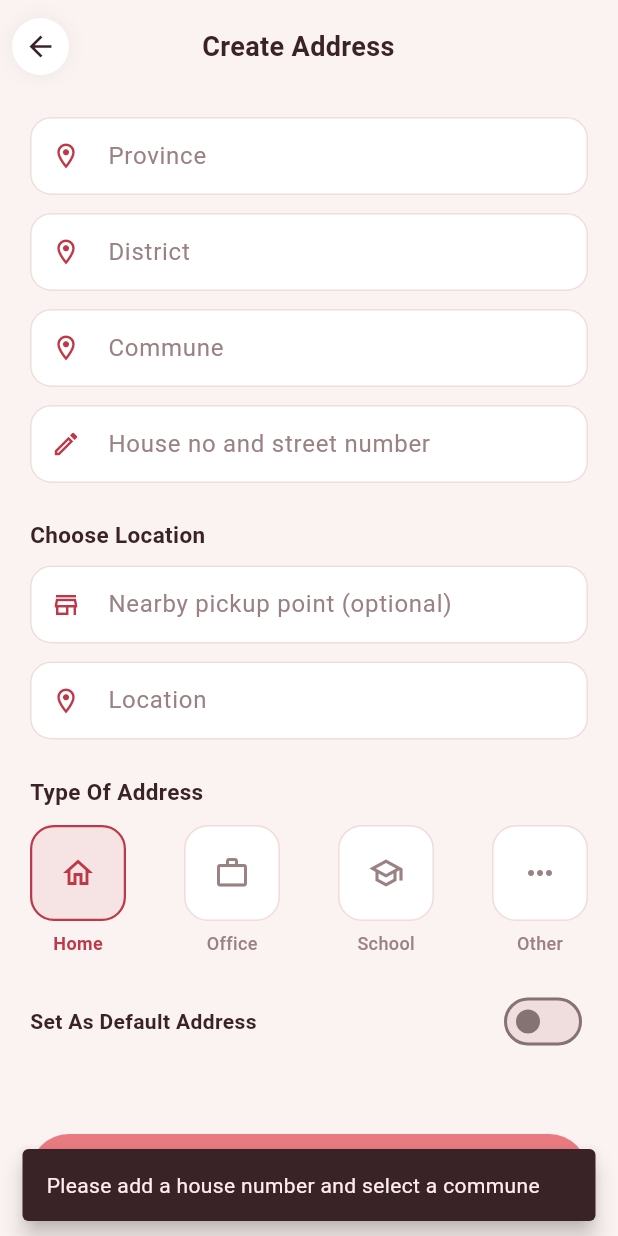
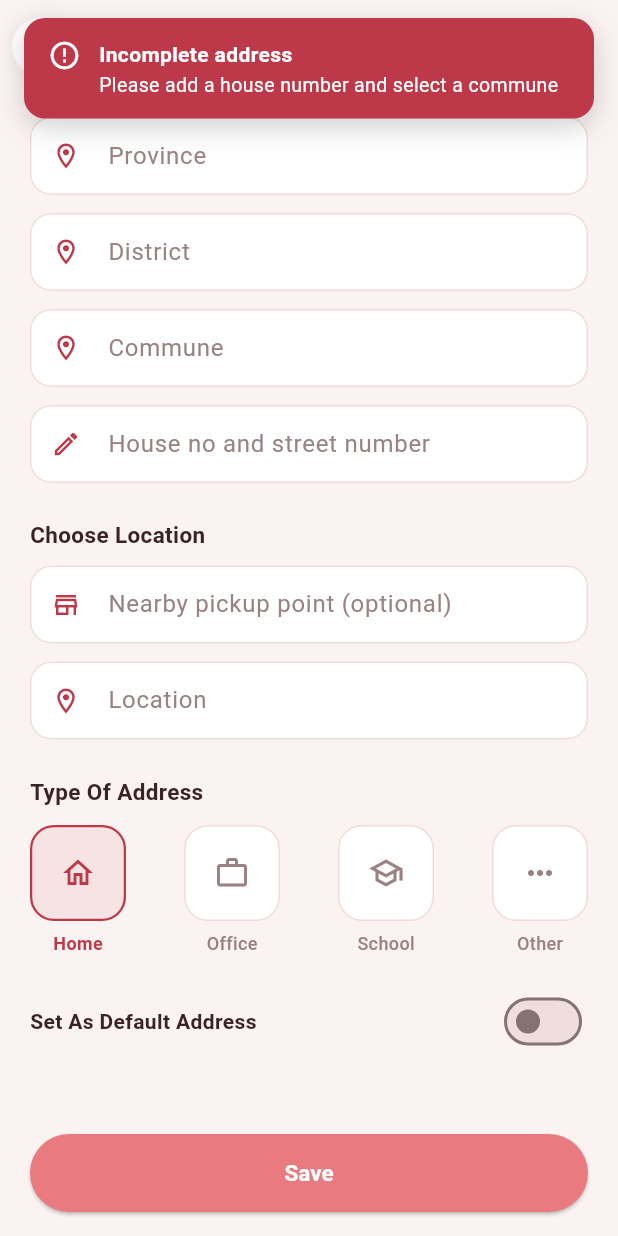
Before and after one commit to seyhachhorn-dev/skincare-mobile-app, a Flutter app: the AddressScreen screen opened directly, after a tap on "Save", on a phone screen of 412 x 824 dp. Run offline on Flutter 3.47's test engine with Material 3 defaults, Android fonts, the light colour scheme and no system bars; our stand-ins replace flutter_svg, image_picker, shared_preferences; accounts and stored records are empty.

Commit message:
fix: dialog alert

```diff
--- a/lib/screens/address_screen.dart
+++ b/lib/screens/address_screen.dart
@@ -1,6 +1,7 @@
 import 'package:flutter/material.dart';
 import 'package:skincare_app/constant/app_colors.dart';
 import 'package:skincare_app/constant/app_string.dart';
+import 'package:skincare_app/widgets/app_snackbar.dart';
 
 /// Full address form — province/district/commune, house number, nearby
 /// pickup point, address type, and default toggle. All location fields
@@ -50,13 +51,7 @@ class _AddressScreenState extends State<AddressScreen> {
 
   void _save() {
     if (_houseNoController.text.trim().isEmpty || _communeController.text.trim().isEmpty) {
-      ScaffoldMessenger.of(context).showSnackBar(
-        const SnackBar(
-          content: Text(AppString.incompleteAddress),
-          behavior: SnackBarBehavior.floating,
-          backgroundColor: AppColors.textDark,
-        ),
-      );
+      AppSnackBar.error(context, title: 'Incomplete address', message: AppString.incompleteAddress);
       return;
     }
 
--- /dev/null
+++ b/lib/widgets/app_snackbar.dart
@@ -0,0 +1,167 @@
+import 'dart:async';
+
+import 'package:flutter/material.dart';
+import 'package:skincare_app/constant/app_colors.dart';
+
+enum SnackType { error, success, info }
+
+/// Single place for every in-app notification (login/register feedback,
+/// add-to-bag, copy-to-clipboard, etc). Floats a rounded, icon + title +
+/// message card down from the top of the screen — matching the reference
+/// design — then auto-dismisses.
+///
+/// Built on Overlay/OverlayEntry rather than ScaffoldMessenger.showSnackBar
+/// (bottom-only, no "top" mode) or showMaterialBanner (top, but edge-to-edge
+/// and non-floating) since neither can produce this look. Inserted into the
+/// *root* overlay, so it survives a Navigator.pop() called right after
+/// showing it (several call sites do exactly that).
+class AppSnackBar {
+  AppSnackBar._();
+
+  static OverlayEntry? _entry;
+  static Timer? _timer;
+
+  static void show(
+    BuildContext context, {
+    required String title,
+    required String message,
+    SnackType type = SnackType.info,
+  }) {
+    _dismiss();
+
+    final overlay = Overlay.of(context, rootOverlay: true);
+    final entry = OverlayEntry(
+      builder: (context) => _TopBanner(
+        title: title,
+        message: message,
+        type: type,
+        onDismiss: _dismiss,
+      ),
+    );
+
+    _entry = entry;
+    overlay.insert(entry);
+    _timer = Timer(const Duration(seconds: 3), _dismiss);
+  }
+
+  static void _dismiss() {
+    _timer?.cancel();
+    _timer = null;
+    _entry?.remove();
+    _entry = null;
+  }
+
+  static void error(BuildContext context, {String title = 'Something went wrong', required String message}) {
+    show(context, title: title, message: message, type: SnackType.error);
+  }
+
+  static void success(BuildContext context, {String title = 'Success', required String message}) {
+    show(context, title: title, message: message, type: SnackType.success);
+  }
+
+  static void info(BuildContext context, {String title = 'Notice', required String message}) {
+    show(context, title: title, message: message, type: SnackType.info);
+  }
+}
+
+class _TopBanner extends StatefulWidget {
+  final String title;
+  final String message;
+  final SnackType type;
+  final VoidCallback onDismiss;
+
+  const _TopBanner({
+    required this.title,
+    required this.message,
+    required this.type,
+    required this.onDismiss,
+  });
+
+  @override
+  State<_TopBanner> createState() => _TopBannerState();
+}
+
+class _TopBannerState extends State<_TopBanner> with SingleTickerProviderStateMixin {
+  late final AnimationController _controller = AnimationController(
+    vsync: this,
+    duration: const Duration(milliseconds: 280),
+  );
+  late final Animation<Offset> _slide = Tween(
+    begin: const Offset(0, -1),
+    end: Offset.zero,
+  ).animate(CurvedAnimation(parent: _controller, curve: Curves.easeOutCubic));
+
+  @override
+  void initState() {
+    super.initState();
+    _controller.forward();
+  }
+
+  @override
+  void dispose() {
+    _controller.dispose();
+    super.dispose();
+  }
+
+  @override
+  Widget build(BuildContext context) {
+    final color = switch (widget.type) {
+      SnackType.error => AppColors.error,
+      SnackType.success => AppColors.success,
+      SnackType.info => AppColors.textDark,
+    };
+    final icon = switch (widget.type) {
+      SnackType.error => Icons.error_outline,
+      SnackType.success => Icons.check_circle_outline,
+      SnackType.info => Icons.info_outline,
+    };
+
+    return Positioned(
+      top: MediaQuery.of(context).padding.top + 12,
+      left: 16,
+      right: 16,
+      child: SlideTransition(
+        position: _slide,
+        child: Material(
+          color: Colors.transparent,
+          child: GestureDetector(
+            onTap: widget.onDismiss,
+            child: Container(
+              padding: const EdgeInsets.symmetric(horizontal: 16, vertical: 14),
+              decoration: BoxDecoration(
+                color: color,
+                borderRadius: BorderRadius.circular(14),
+                boxShadow: [
+                  BoxShadow(color: Colors.black.withValues(alpha: 0.18), blurRadius: 16, offset: const Offset(0, 6)),
+                ],
+              ),
+              child: Row(
+                crossAxisAlignment: CrossAxisAlignment.start,
+                children: [
+                  Icon(icon, color: Colors.white, size: 22),
+                  const SizedBox(width: 12),
+                  Expanded(
+                    child: Column(
+                      crossAxisAlignment: CrossAxisAlignment.start,
+                      children: [
+                        Text(
+                          widget.title,
+                          style: const TextStyle(color: Colors.white, fontWeight: FontWeight.w700, fontSize: 14),
+                        ),
+                        const SizedBox(height: 2),
+                        Text(
+                          widget.message,
+                          style: const TextStyle(color: Colors.white, fontSize: 13, height: 1.3),
+                        ),
+                      ],
+                    ),
+                  ),
+                ],
+              ),
+            ),
+          ),
+        ),
+      ),
+    );
+  }
+}
```
Also changed, not shown: lib/constant/api_constants.dart (+7 -0 lines), lib/model/auth_model.dart (+32 -16 lines), lib/screens/edit_profile_screen.dart (+5 -6 lines), lib/screens/explore_screen.dart (+29 -16 lines), lib/screens/favorithcategory_screen.dart (+27 -15 lines), lib/screens/help_support_screen.dart (+3 -14 lines), lib/screens/home_screen.dart (+5 -6 lines), lib/screens/login_screen.dart (+6 -18 lines), lib/screens/product_detail_screen.dart (+5 -6 lines), lib/screens/profile_screen.dart (+48 -6 lines), lib/screens/register_screen.dart (+5 -13 lines), lib/screens/saved_screen.dart (+5 -6 lines), lib/services/auth_service.dart (+98 -34 lines).
